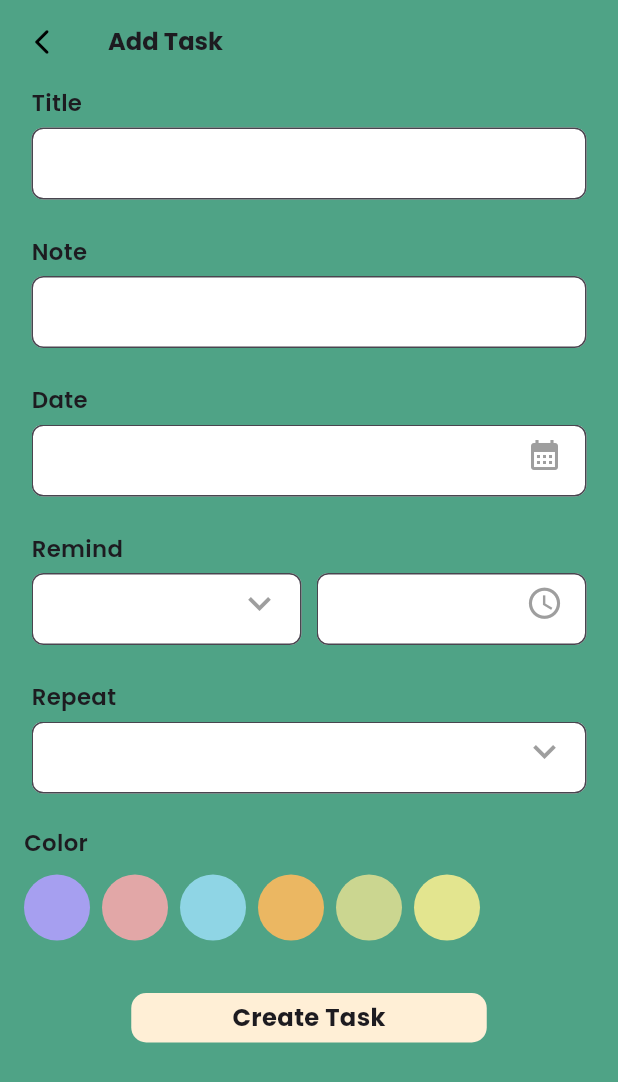
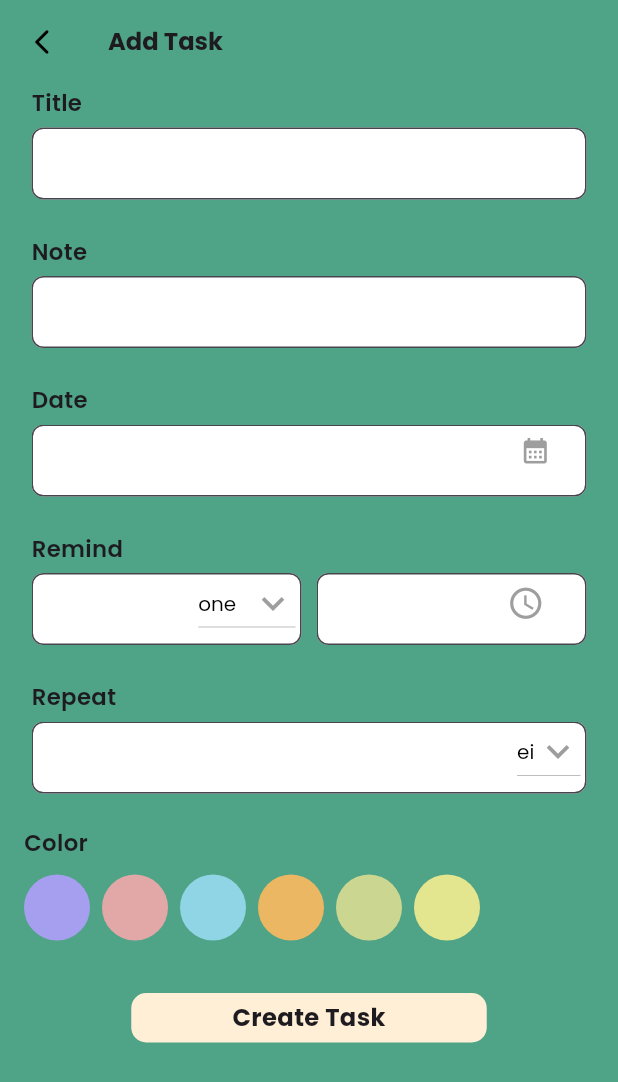
Before and after one commit to Ratih-Shinta/Pulsce_App, a Flutter app: the screen it shows after launch, after a tap on the "add" icon, on a phone screen of 412 x 824 dp. Shown: the top 1082 px of the screen. Run offline on Flutter 3.47's test engine with Material 3 defaults, Android fonts, the phone set to English and light mode, and no system bars; our stand-ins replace date_picker_timeline, flutter_local_notifications, get, get_storage, google_fonts.

Commit message:
style [RS] : cleaning input todo

```diff
--- a/lib/app/pages/todo_page/views/input_todo_page.dart
+++ b/lib/app/pages/todo_page/views/input_todo_page.dart
@@ -1,19 +1,26 @@
+import 'package:flutter/cupertino.dart';
 import 'package:flutter/material.dart';
 import 'package:get/get.dart';
+import 'package:google_fonts/google_fonts.dart';
 import 'package:pulsce_app/app/pages/todo_page/widgets/input_field.dart';
 import 'package:pulsce_app/app/routes/app_pages.dart';
 import 'package:pulsce_app/service/themes/color_themes.dart';
+import 'package:pulsce_app/service/themes/default_themes.dart';
 import 'package:pulsce_app/service/themes/text_style_themes/todo_page_themes.dart';
 
-class InputToDo extends StatefulWidget {
-  const InputToDo({super.key});
+class InputTodo extends StatelessWidget {
+  // const InputTodo({super.key});
+  DateTime dateTime = DateTime(3000, 2, 1);
+  String dropdownRemind = "one";
+  String dropdownRepeat = "ei";
+  TimeOfDay selectedTime = TimeOfDay.now();
+  final TextEditingController titleController = TextEditingController();
+  final TextEditingController noteController = TextEditingController();
+  final TextEditingController dateController = TextEditingController();
+  final TextEditingController timesRemindController = TextEditingController();
+  final TextEditingController clockRemindController = TextEditingController();
+  final TextEditingController repeatController = TextEditingController();
 
-  @override
-  State<InputToDo> createState() => _InputToDoState();
-}
-
-class _InputToDoState extends State<InputToDo> {
-  DateTime _selectedDate = DateTime.now();
   @override
   Widget build(BuildContext context) {
     return Scaffold(
@@ -42,61 +49,147 @@ class _InputToDoState extends State<InputToDo> {
             children: [
               CustomTextField(
                 labelText: 'Title',
+                controller: titleController,
               ),
-              CustomTextField(
-                labelText: 'Note',
-              ),
+              CustomTextField(labelText: 'Note', controller: noteController),
               CustomTextField(
                   labelText: 'Date',
                   showWidget: true,
-                widget: IconButton(
-                    onPressed: () {},
-                    icon: Icon(
+                  controller: dateController,
+                  widget: CupertinoButton(
+                      onPressed: () {
+                        showCupertinoModalPopup(
+                            context: context,
+                            builder: (BuildContext context) => SizedBox(
+                                  height: 250,
+                                  child: Container(
+                                    margin:
+                                        EdgeInsets.symmetric(horizontal: 10),
+                                    decoration: BoxDecoration(
+                                        color: ColorResources.whiteColor,
+                                        borderRadius:
+                                            BorderRadius.circular(10)),
+                                    child: CupertinoDatePicker(
+                                        initialDateTime: dateTime,
+                                        onDateTimeChanged: (DateTime newTime) {
+                                          dateTime = newTime;
+                                        },
+                                        use24hFormat: true,
+                                        mode: CupertinoDatePickerMode.date),
+                                  ),
+                                ));
+                        dateController.text =
+                            ("${dateTime.day}/${dateTime.month}/${dateTime.year}");
+                      },
+                      child: Icon(
                         Icons.calendar_month,
                         color: Colors.grey,
-                    )),
-              ),
+                      ))),
               Row(
                 children: [
                   Expanded(
                     child: CustomTextField(
+                        controller: timesRemindController,
                         labelText: 'Remind',
                         showWidget: true,
-                      widget: IconButton(
-                          onPressed: () {},
+                        widget: DropdownButton<String>(
+                          value: dropdownRemind,
                           icon: Icon(
                             Icons.keyboard_arrow_down_outlined,
                             color: Colors.grey,
                             size: 30,
+                          ),
+                          style: timelineTodo,
+                          onChanged: (String? newRemind) {
+                            dropdownRemind = newRemind!;
+                          },
+                          items: const [
+                            DropdownMenuItem<String>(
+                              value: "one",
+                              child: Text(
+                                "one",
+                                style:
+                                    TextStyle(color: ColorResources.blackColor),
+                              ),
+                            ),
+                            DropdownMenuItem<String>(
+                                value: "two",
+                                child: Text("two",
+                                    style: TextStyle(
+                                        color: ColorResources.blackColor))),
+                            DropdownMenuItem<String>(
+                              value: "three",
+                              child: Text("three",
+                                  style: TextStyle(
+                                      color: ColorResources.blackColor)),
+                            )
+                          ],
                         )),
-                    ),
                   ),
                   Expanded(
                     child: CustomTextField(
+                        controller: clockRemindController,
                         labelText: '',
                         showWidget: true,
-                      widget: IconButton(
-                          onPressed: () {},
-                          icon: Icon(
+                        widget: ElevatedButton(
+                          style: ElevatedButton.styleFrom(
+                            primary: Colors.transparent,
+                            elevation: 0,
+                          ),
+                          child: Icon(
                             Icons.access_time,
                             color: Colors.grey,
                             size: 25,
+                          ),
+                          onPressed: () async {
+                            final TimeOfDay? timeOfDay = await showTimePicker(
+                              context: context,
+                              initialTime: selectedTime,
+                              initialEntryMode: TimePickerEntryMode.dial,
+                            );
+                            if (timeOfDay != null) {
+                              selectedTime = timeOfDay;
+                              clockRemindController.text =
+                                  ("${selectedTime.hour}:${selectedTime.minute}");
+                            }
+                          },
                         )),
-                    ),
                   ),
                 ],
               ),
               CustomTextField(
+                  controller: repeatController,
                   labelText: 'Repeat',
                   showWidget: true,
-                widget: IconButton(
-                    onPressed: () {},
+                  widget: DropdownButton<String>(
+                    value: dropdownRepeat,
                     icon: Icon(
                       Icons.keyboard_arrow_down_outlined,
                       color: Colors.grey,
                       size: 30,
+                    ),
+                    style: timelineTodo,
+                    onChanged: (String? newRepeat) {
+                      dropdownRepeat = newRepeat!;
+                    },
+                    items: const [
+                      DropdownMenuItem<String>(
+                        value: "ei",
+                        child: Text("ei",
+                            style: TextStyle(color: ColorResources.blackColor)),
+                      ),
+                      DropdownMenuItem<String>(
+                        value: "bi",
+                        child: Text("bi",
+                            style: TextStyle(color: ColorResources.blackColor)),
+                      ),
+                      DropdownMenuItem<String>(
+                        value: "ci",
+                        child: Text("ci",
+                            style: TextStyle(color: ColorResources.blackColor)),
+                      )
+                    ],
                   )),
-              ),
               Align(
                 alignment: Alignment.topLeft,
                 child: Column(
--- a/lib/app/pages/todo_page/widgets/input_field.dart
+++ b/lib/app/pages/todo_page/widgets/input_field.dart
@@ -7,13 +7,14 @@ class CustomTextField extends StatelessWidget {
   final String? hint;
   final bool showWidget;
   final Widget? widget;
+  final TextEditingController controller;
 
   const CustomTextField({
     Key? key,
     required this.labelText,
     this.hint,
     this.showWidget = true,
-    this.widget,
+    this.widget, required this.controller,
   }) : super(key: key);
 
   @override
@@ -32,6 +33,7 @@ class CustomTextField extends StatelessWidget {
           Stack(
             children: [
               TextField(
+                controller: controller,
                 decoration: InputDecoration(
                   hintText: hint,
                   fillColor: ColorResources.whiteColor,
--- a/lib/app/routes/app_pages.dart
+++ b/lib/app/routes/app_pages.dart
@@ -26,7 +26,7 @@ class AppPages {
     ),
     GetPage(
       name: _Paths.ADD_TASK_TODO_PAGE,
-      page: () => InputToDo(),
+      page: () => InputTodo(),
       transition: Transition.fadeIn,
       binding: ToDoPageBinding(),
     )
```
Lines whose indentation alone changed are shown as unchanged.
